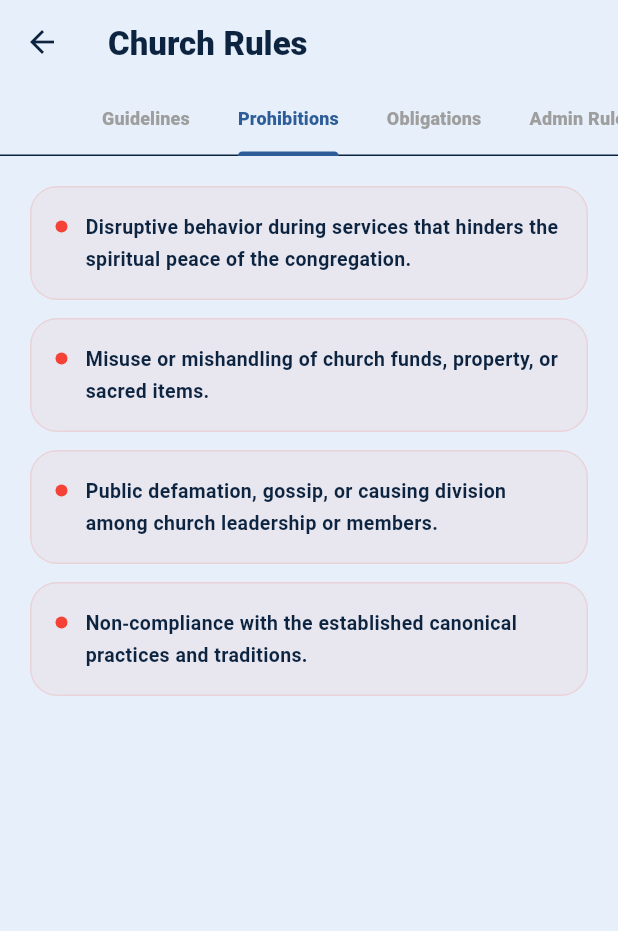
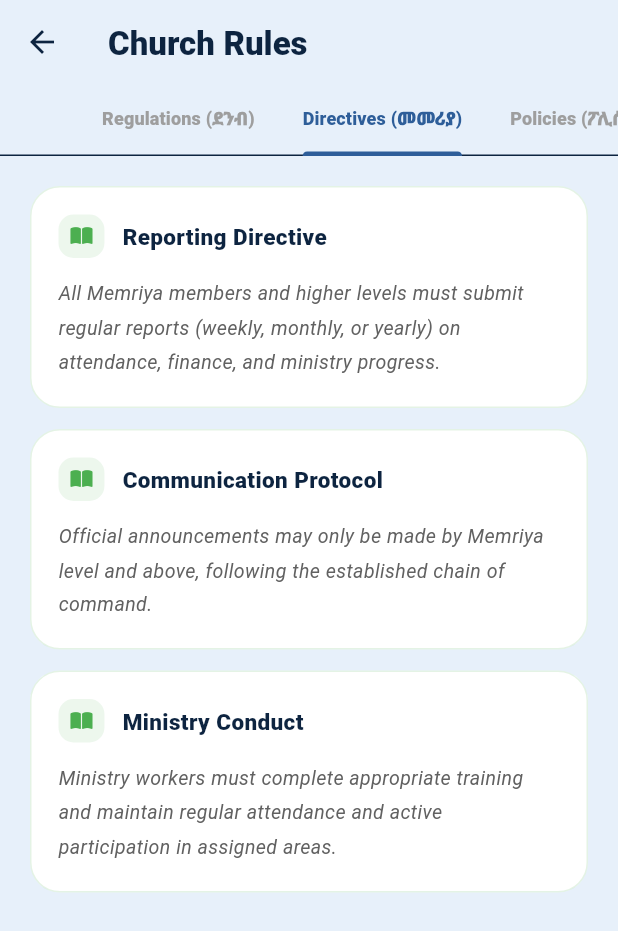
Before and after one commit to Mattathiasa/mobile_ahaw, a Flutter app: the ChurchRulesPage screen opened directly, tab 2 chosen, on a phone screen of 412 x 824 dp. Shown: the top 931 px of the screen. Run offline on Flutter 3.47's test engine with Material 3 defaults, Android fonts, the phone set to English and light mode, and no system bars; drawn by our look-alikes of flutter_animate; our stand-ins replace cloud_firestore, device_info_plus, firebase_auth, firebase_core, firebase_messaging, flutter_local_notifications and 4 more; accounts and stored records are empty.

Commit message:
feat(mobile): Church Rules in 3 categories synced from web
- ChurchRulesService reads siteConfig/churchRules (same doc the web admin
  edits): Regulations (ደንብ), Directives (መመሪያ), Policies
- Rebuilt church_rules_page with 3 tabs, live content, read-only on mobile
  (editing stays on the web). Replaces the old hardcoded 4-tab version

```diff
--- a/lib/main.dart
+++ b/lib/main.dart
@@ -11,6 +11,7 @@ import 'screens/login_page.dart';
 import 'services/audit_service.dart';
 import 'services/audit_log_service.dart';
 import 'services/auth_service.dart';
+import 'services/church_rules_service.dart';
 import 'services/landing_content_service.dart';
 import 'services/localization_service.dart';
 import 'services/notification_service.dart';
@@ -48,6 +49,7 @@ void main() async {
         ChangeNotifierProvider(create: (_) => RemoteConfigService()),
         ChangeNotifierProvider(create: (_) => LocalizationService()),
         ChangeNotifierProvider(create: (_) => LandingContentService()),
+        ChangeNotifierProvider(create: (_) => ChurchRulesService()),
       ],
       child: const MyApp(),
     ),
--- a/lib/screens/dashboard_items/church_rules_page.dart
+++ b/lib/screens/dashboard_items/church_rules_page.dart
@@ -4,27 +4,36 @@ import 'package:font_awesome_flutter/font_awesome_flutter.dart';
 import 'package:google_fonts/google_fonts.dart';
 import 'package:provider/provider.dart';
 
+import '../../services/church_rules_service.dart';
 import '../../services/localization_service.dart';
 import '../../theme/app_colors.dart';
 
-/// Mirrors the web Church Rules (ChurchLaws) page: tabbed canonical law —
-/// General Guidelines, Prohibitions, Obligations, and Admin Rules.
+/// Church Rules (Hige Denb) — three categories synced from the web admin
+/// (siteConfig/churchRules): Regulations (ደንብ), Directives (መመሪያ), Policies.
 class ChurchRulesPage extends StatelessWidget {
   const ChurchRulesPage({super.key});
 
   @override
   Widget build(BuildContext context) {
     final isDark = Theme.of(context).brightness == Brightness.dark;
+    final loc = Provider.of<LocalizationService>(context);
+    final rules = Provider.of<ChurchRulesService>(context);
+
+    final categories = [
+      _Category('Regulations', 'ደንብ', FontAwesomeIcons.scaleBalanced, Colors.indigo, rules.denb),
+      _Category('Directives', 'መመሪያ', FontAwesomeIcons.bookOpen, Colors.green, rules.memerya),
+      _Category('Policies', 'ፖሊሲ', FontAwesomeIcons.clipboardList, Colors.amber, rules.policies),
+    ];
 
     return DefaultTabController(
-      length: 4,
+      length: categories.length,
       child: Scaffold(
         backgroundColor:
             isDark ? AppColors.darkBackground : AppColors.lightBackground,
         appBar: AppBar(
           backgroundColor: Colors.transparent,
           elevation: 0,
-          title: Text(Provider.of<LocalizationService>(context).t('churchRules'),
+          title: Text(loc.t('churchRules'),
               style: GoogleFonts.notoSansEthiopic(
                 fontWeight: FontWeight.w900,
                 color: isDark ? Colors.white : AppColors.lightText,
@@ -41,71 +50,67 @@ class ChurchRulesPage extends StatelessWidget {
             indicatorColor: AppColors.primary,
             labelStyle: GoogleFonts.notoSansEthiopic(
                 fontWeight: FontWeight.w900, fontSize: 12),
-            tabs: const [
-              Tab(text: 'Guidelines'),
-              Tab(text: 'Prohibitions'),
-              Tab(text: 'Obligations'),
-              Tab(text: 'Admin Rules'),
-            ],
+            tabs: categories
+                .map((c) => Tab(text: '${c.label} (${c.amharic})'))
+                .toList(),
           ),
         ),
-        body: TabBarView(
-          children: [
-            _guidelinesTab(isDark),
-            _prohibitionsTab(isDark),
-            _obligationsTab(isDark),
-            _adminTab(isDark),
-          ],
+        body: !rules.loaded
+            ? const Center(
+                child: CircularProgressIndicator(color: AppColors.primary))
+            : TabBarView(
+                children: categories
+                    .map((cat) => _buildList(cat, isDark))
+                    .toList(),
               ),
       ),
     );
   }
 
-  // ── Guidelines ──────────────────────────────────────────────────────────
-
-  Widget _guidelinesTab(bool isDark) {
-    const items = [
-      {
-        'title': '1. Sunday Worship',
-        'desc':
-            'All members are expected to attend Sunday worship services regularly with devotion and humility.',
-        'icon': FontAwesomeIcons.wandMagicSparkles,
-      },
-      {
-        'title': '2. Community Service',
-        'desc':
-            'Members are encouraged to participate in at least one community service activity per month to manifest the love of Christ in action.',
-        'icon': FontAwesomeIcons.heart,
-      },
-      {
-        'title': '3. Spiritual Growth',
-        'desc':
-            'Active participation in Bible studies, fasting periods, and sacraments is vital for the spiritual maturity of every believer.',
-        'icon': FontAwesomeIcons.shieldHeart,
-      },
-    ];
-
+  Widget _buildList(_Category cat, bool isDark) {
+    if (cat.items.isEmpty) {
+      return Center(
+        child: Column(
+          mainAxisAlignment: MainAxisAlignment.center,
+          children: [
+            FaIcon(cat.icon, size: 48, color: cat.color.withOpacity(0.4)),
+            const SizedBox(height: 14),
+            Text('No ${cat.label.toLowerCase()} yet',
+                style: GoogleFonts.notoSansEthiopic(
+                    fontSize: 14, fontWeight: FontWeight.bold, color: Colors.grey)),
+          ],
+        ),
+      );
+    }
     return ListView.builder(
       padding: const EdgeInsets.all(20),
-      itemCount: items.length,
-      itemBuilder: (context, i) => Container(
+      itemCount: cat.items.length,
+      itemBuilder: (context, i) {
+        final item = cat.items[i];
+        return Container(
           margin: const EdgeInsets.only(bottom: 14),
           padding: const EdgeInsets.all(18),
           decoration: BoxDecoration(
             color: isDark ? Colors.white.withOpacity(0.03) : Colors.white,
-          borderRadius: BorderRadius.circular(22),
-          border: Border.all(color: AppColors.primary.withOpacity(0.1)),
+            borderRadius: BorderRadius.circular(20),
+            border: Border.all(color: cat.color.withOpacity(0.15)),
           ),
           child: Column(
             crossAxisAlignment: CrossAxisAlignment.start,
             children: [
               Row(
                 children: [
-                FaIcon(items[i]['icon'] as IconData,
-                    size: 16, color: AppColors.primary.withOpacity(0.6)),
-                const SizedBox(width: 10),
+                  Container(
+                    padding: const EdgeInsets.all(8),
+                    decoration: BoxDecoration(
+                      color: cat.color.withOpacity(0.1),
+                      borderRadius: BorderRadius.circular(10),
+                    ),
+                    child: FaIcon(cat.icon, size: 13, color: cat.color),
+                  ),
+                  const SizedBox(width: 12),
                   Expanded(
-                  child: Text(items[i]['title'] as String,
+                    child: Text(item.title,
                         style: GoogleFonts.notoSansEthiopic(
                           fontWeight: FontWeight.w900,
                           fontSize: 15,
@@ -114,181 +119,27 @@ class ChurchRulesPage extends StatelessWidget {
                   ),
                 ],
               ),
-            const SizedBox(height: 10),
-            Text(items[i]['desc'] as String,
+              const SizedBox(height: 12),
+              Text(item.content,
                   style: GoogleFonts.notoSansEthiopic(
-                  fontSize: 12.5,
+                    fontSize: 13,
                     height: 1.7,
                     fontStyle: FontStyle.italic,
                     color: isDark ? Colors.white60 : Colors.grey.shade700,
                   )),
             ],
           ),
-      ).animate().fadeIn(delay: (i * 100).ms).slideY(begin: 0.05),
-    );
-  }
-
-  // ── Prohibitions ────────────────────────────────────────────────────────
-
-  Widget _prohibitionsTab(bool isDark) {
-    const rules = [
-      'Disruptive behavior during services that hinders the spiritual peace of the congregation.',
-      'Misuse or mishandling of church funds, property, or sacred items.',
-      'Public defamation, gossip, or causing division among church leadership or members.',
-      'Non-compliance with the established canonical practices and traditions.',
-    ];
-
-    return ListView.builder(
-      padding: const EdgeInsets.all(20),
-      itemCount: rules.length,
-      itemBuilder: (context, i) => Container(
-        margin: const EdgeInsets.only(bottom: 12),
-        padding: const EdgeInsets.all(16),
-        decoration: BoxDecoration(
-          color: Colors.red.withOpacity(0.05),
-          borderRadius: BorderRadius.circular(18),
-          border: Border.all(color: Colors.red.withOpacity(0.12)),
-        ),
-        child: Row(
-          crossAxisAlignment: CrossAxisAlignment.start,
-          children: [
-            Container(
-              margin: const EdgeInsets.only(top: 6),
-              width: 8,
-              height: 8,
-              decoration: const BoxDecoration(
-                color: Colors.red,
-                shape: BoxShape.circle,
-              ),
-            ),
-            const SizedBox(width: 12),
-            Expanded(
-              child: Text(rules[i],
-                  style: GoogleFonts.notoSansEthiopic(
-                    fontSize: 13,
-                    height: 1.6,
-                    fontWeight: FontWeight.bold,
-                    color: isDark ? Colors.white70 : AppColors.lightText,
-                  )),
-            ),
-          ],
-        ),
-      ).animate().fadeIn(delay: (i * 100).ms).slideY(begin: 0.05),
-    );
-  }
-
-  // ── Obligations ─────────────────────────────────────────────────────────
-
-  Widget _obligationsTab(bool isDark) {
-    const items = [
-      {
-        'title': 'Tithe (Asrat)',
-        'desc':
-            'Faithful and regular contribution of the tithe for church operations.',
+        ).animate().fadeIn(delay: (i * 80).ms).slideY(begin: 0.05);
       },
-      {
-        'title': 'Mahderat',
-        'desc': 'Devout participation in the assigned Small Group (Mahderat).',
-      },
-      {
-        'title': 'Respect',
-        'desc':
-            'Honor and submission to the hierarchy and spiritual leadership.',
-      },
-      {
-        'title': 'Purity',
-        'desc':
-            'Maintaining spiritual and moral purity in personal and public life.',
-      },
-    ];
-
-    return ListView.builder(
-      padding: const EdgeInsets.all(20),
-      itemCount: items.length,
-      itemBuilder: (context, i) => Container(
-        margin: const EdgeInsets.only(bottom: 12),
-        padding: const EdgeInsets.all(18),
-        decoration: BoxDecoration(
-          color: Colors.green.withOpacity(0.05),
-          borderRadius: BorderRadius.circular(20),
-          border: Border.all(color: Colors.green.withOpacity(0.12)),
-        ),
-        child: Column(
-          crossAxisAlignment: CrossAxisAlignment.start,
-          children: [
-            Text(items[i]['title']!,
-                style: GoogleFonts.notoSansEthiopic(
-                  fontWeight: FontWeight.w900,
-                  fontSize: 14,
-                  color: Colors.green.shade700,
-                )),
-            const SizedBox(height: 6),
-            Text(items[i]['desc']!,
-                style: GoogleFonts.notoSansEthiopic(
-                  fontSize: 12.5,
-                  height: 1.6,
-                  fontStyle: FontStyle.italic,
-                  color: isDark ? Colors.white60 : Colors.grey.shade700,
-                )),
-          ],
-        ),
-      ).animate().fadeIn(delay: (i * 100).ms).slideY(begin: 0.05),
-    );
-  }
-
-  // ── Admin rules ─────────────────────────────────────────────────────────
-
-  Widget _adminTab(bool isDark) {
-    return ListView(
-      padding: const EdgeInsets.all(20),
-      children: [
-        Container(
-          padding: const EdgeInsets.all(22),
-          decoration: BoxDecoration(
-            color: Colors.amber.withOpacity(0.06),
-            borderRadius: BorderRadius.circular(24),
-            border: Border.all(color: Colors.amber.withOpacity(0.2)),
-          ),
-          child: Column(
-            crossAxisAlignment: CrossAxisAlignment.start,
-            children: [
-              Row(
-                children: [
-                  Container(
-                    padding: const EdgeInsets.all(12),
-                    decoration: BoxDecoration(
-                      color: Colors.amber.withOpacity(0.12),
-                      borderRadius: BorderRadius.circular(14),
-                    ),
-                    child: FaIcon(FontAwesomeIcons.gavel,
-                        color: Colors.amber.shade700, size: 18),
-                  ),
-                  const SizedBox(width: 14),
-                  Expanded(
-                    child: Text('Administrative Rules',
-                        style: GoogleFonts.notoSansEthiopic(
-                          fontWeight: FontWeight.w900,
-                          fontSize: 16,
-                          color: isDark ? Colors.white : AppColors.lightText,
-                        )),
-                  ),
-                ],
-              ),
-              const SizedBox(height: 16),
-              Text(
-                'Rules regarding elections, appointments, and financial management follow the strict guidelines of the Central Council. Transparency and divine accountability are the pillars of our administration.',
-                style: GoogleFonts.notoSansEthiopic(
-                  fontSize: 13.5,
-                  height: 1.8,
-                  fontStyle: FontStyle.italic,
-                  fontWeight: FontWeight.bold,
-                  color: isDark ? Colors.white70 : Colors.grey.shade700,
-                ),
-              ),
-            ],
-          ),
-        ).animate().fadeIn().slideY(begin: 0.05),
-      ],
     );
   }
 }
+
+class _Category {
+  final String label;
+  final String amharic;
+  final IconData icon;
+  final Color color;
+  final List<RuleItem> items;
+  const _Category(this.label, this.amharic, this.icon, this.color, this.items);
+}
--- /dev/null
+++ b/lib/services/church_rules_service.dart
@@ -0,0 +1,75 @@
+import 'dart:async';
+
+import 'package:cloud_firestore/cloud_firestore.dart';
+import 'package:flutter/foundation.dart';
+
+/// Reads the Church Rules (Hige Denb) the web admin edits
+/// (siteConfig/churchRules). Three categories: Regulations (ደንብ),
+/// Directives (መመሪያ), Policies. Mobile is read-only; editing is on the web.
+class RuleItem {
+  final String title;
+  final String content;
+  const RuleItem(this.title, this.content);
+}
+
+class ChurchRulesService extends ChangeNotifier {
+  List<RuleItem> denb = _defaultDenb;
+  List<RuleItem> memerya = _defaultMemerya;
+  List<RuleItem> policies = _defaultPolicies;
+  bool loaded = false;
+
+  StreamSubscription<DocumentSnapshot<Map<String, dynamic>>>? _sub;
+
+  ChurchRulesService() {
+    _sub = FirebaseFirestore.instance
+        .collection('siteConfig')
+        .doc('churchRules')
+        .snapshots()
+        .listen((snap) {
+      final data = snap.data();
+      if (data != null) {
+        denb = _parse(data['denb']) ?? _defaultDenb;
+        memerya = _parse(data['memerya']) ?? _defaultMemerya;
+        policies = _parse(data['policies']) ?? _defaultPolicies;
+      }
+      loaded = true;
+      notifyListeners();
+    }, onError: (e) {
+      if (kDebugMode) print('[ChurchRules] listen failed: $e');
+      loaded = true;
+      notifyListeners();
+    });
+  }
+
+  static List<RuleItem>? _parse(dynamic raw) {
+    if (raw is! List) return null;
+    return raw
+        .whereType<Map>()
+        .map((m) => RuleItem(
+              (m['title'] ?? '').toString(),
+              (m['content'] ?? '').toString(),
+            ))
+        .toList();
+  }
+
+  @override
+  void dispose() {
+    _sub?.cancel();
+    super.dispose();
+  }
+
+  static const _defaultDenb = [
+    RuleItem('Sunday Worship', 'All members are expected to attend Sunday worship services regularly with devotion and humility.'),
+    RuleItem('Membership Conduct', 'Members must uphold spiritual and moral purity in personal and public life, honoring the hierarchy and spiritual leadership.'),
+    RuleItem('Tithe (Asrat)', 'Faithful and regular contribution of the tithe supports the operations and ministry of the church.'),
+  ];
+  static const _defaultMemerya = [
+    RuleItem('Reporting Directive', 'All Memriya members and higher levels must submit regular reports (weekly, monthly, or yearly) on attendance, finance, and ministry progress.'),
+    RuleItem('Communication Protocol', 'Official announcements may only be made by Memriya level and above, following the established chain of command.'),
+    RuleItem('Ministry Conduct', 'Ministry workers must complete appropriate training and maintain regular attendance and active participation in assigned areas.'),
+  ];
+  static const _defaultPolicies = [
+    RuleItem('Financial Accountability', 'Elections, appointments, and financial management follow the Central Council guidelines; transparency and divine accountability are the pillars of administration.'),
+    RuleItem('Asset Stewardship', 'Church funds, property, and sacred items must be handled with care; misuse is strictly prohibited.'),
+  ];
+}
```
Lines whose indentation alone changed are shown as unchanged.
